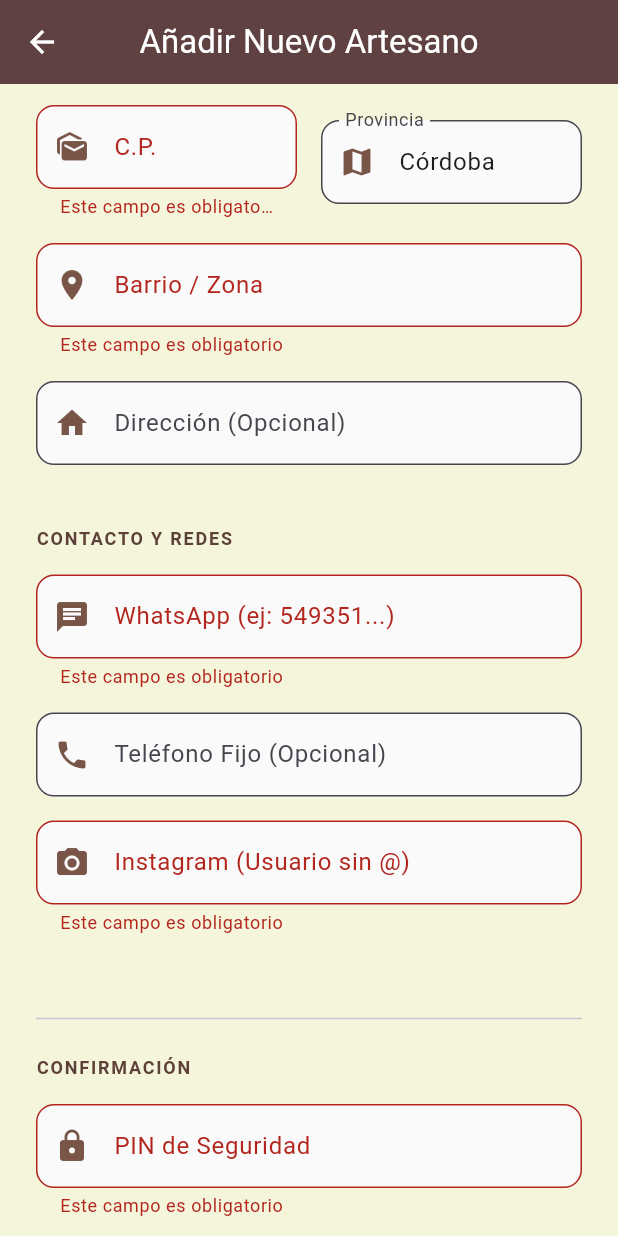
After one commit to marsaiz/manos-del-pueblo, a Flutter app: the AddArtisanScreen screen opened by its route, scrolled down 576 dp, after a tap on "GUARDAR ARTESANO", on a phone screen of 412 x 824 dp. The commit adds this screen. Run offline on Flutter 3.47's test engine with Material 3 defaults, Android fonts, the phone set to English and light mode, and no system bars; our stand-ins replace cloud_firestore, firebase_core, firebase_storage, font_awesome_flutter, share_plus, shared_preferences; missing offline and left inert: image_picker_web; accounts and stored records are empty.

Commit message:
Feature: Gestión de artesanos y sistema cloud finalizado

```diff
--- a/lib/main.dart
+++ b/lib/main.dart
@@ -5,6 +5,7 @@ import 'providers/favorites_provider.dart'; // <--- Importante
 import 'screens/home_screen.dart';
 import 'screens/about_screen.dart'; // Nueva pantalla que crearemos
 import 'services/firebase_config.dart'; // Importamos la configuración de Firebase
+import 'screens/admin/add_artisan_screen.dart';
 
 void main() async {
   WidgetsFlutterBinding.ensureInitialized();
@@ -63,7 +64,10 @@ class MyApp extends StatelessWidget {
       ),
       home: const HomeScreen(),
       // Definición de rutas
-      routes: {'/about': (context) => const AboutScreen()},
+      routes: {
+        '/about': (context) => const AboutScreen(),
+        '/add-artisan': (context) => const AddArtisanScreen(),
+      },
     );
   }
 }
--- a/lib/screens/about_screen.dart
+++ b/lib/screens/about_screen.dart
@@ -140,6 +140,15 @@ class AboutScreen extends StatelessWidget {
             ),
             const SizedBox(height: 10),
             ListTile(
+              leading: const Icon(Icons.person_add, color: Colors.brown),
+              title: const Text('Añadir Nuevo Artesano'),
+              subtitle: const Text('Crear perfil desde el celular'),
+              trailing: const Icon(Icons.arrow_forward_ios, size: 16),
+              onTap: () {
+                Navigator.pushNamed(context, '/add-artisan');
+              },
+            ),
+            ListTile(
               leading: const Icon(Icons.cloud_upload, color: Colors.brown),
               title: const Text('Subir Imágenes'),
               subtitle: const Text('Artesanos y Productos'),
--- /dev/null
+++ b/lib/screens/admin/add_artisan_screen.dart
@@ -0,0 +1,307 @@
+// lib/screens/admin/add_artisan_screen.dart
+import 'package:flutter/material.dart';
+import '../../models/artisan.dart';
+import '../../services/firestore_service.dart';
+import '../../services/image_upload_service.dart';
+
+class AddArtisanScreen extends StatefulWidget {
+  const AddArtisanScreen({super.key});
+
+  @override
+  State<AddArtisanScreen> createState() => _AddArtisanScreenState();
+}
+
+class _AddArtisanScreenState extends State<AddArtisanScreen> {
+  final _formKey = GlobalKey<FormState>();
+
+  // Controladores
+  final _nombreController = TextEditingController();
+  final _historiaController = TextEditingController();
+  final _telefonoController = TextEditingController();
+  final _whatsappController = TextEditingController();
+  final _ubicacionController = TextEditingController();
+  final _direccionController = TextEditingController();
+  final _localidadController = TextEditingController();
+  final _cpController = TextEditingController();
+  final _provinciaController = TextEditingController(text: 'Córdoba');
+  final _instagramController = TextEditingController();
+  final _pinController = TextEditingController();
+
+  String? _fotoUrl;
+  bool _isUploading = false;
+  bool _isSaving = false;
+
+  Future<void> _pickAndUploadImage() async {
+    setState(() => _isUploading = true);
+    try {
+      // Usamos un ID temporal para la carpeta de Storage
+      final tempId = "new_${DateTime.now().millisecondsSinceEpoch}";
+      final url = await ImageUploadService.uploadArtisanProfileImage(tempId);
+      setState(() => _fotoUrl = url);
+    } catch (e) {
+      debugPrint("Error subiendo imagen: $e");
+    } finally {
+      setState(() => _isUploading = false);
+    }
+  }
+
+  Future<void> _saveArtisan() async {
+    if (!_formKey.currentState!.validate()) return;
+
+    // PIN de seguridad básico (puedes cambiarlo)
+    if (_pinController.text != '1234') {
+      ScaffoldMessenger.of(context).showSnackBar(
+        const SnackBar(
+          content: Text('PIN de seguridad incorrecto'),
+          backgroundColor: Colors.red,
+        ),
+      );
+      return;
+    }
+
+    setState(() => _isSaving = true);
+
+    // Generar ID único
+    final String newId = "a${DateTime.now().millisecondsSinceEpoch}";
+
+    final newArtisan = Artisan(
+      id: newId,
+      nombre: _nombreController.text.trim(),
+      historia: _historiaController.text.trim(),
+      fotoPerfil: _fotoUrl ?? '',
+      telefono: _telefonoController.text.trim(),
+      whatsapp: _whatsappController.text.trim(),
+      ubicacion: _ubicacionController.text.trim(),
+      direccion: _direccionController.text.trim(),
+      localidad: _localidadController.text.trim(),
+      codigoPostal: _cpController.text.trim(),
+      provincia: _provinciaController.text.trim(),
+      instagram: _instagramController.text.trim(),
+    );
+
+    try {
+      await FirestoreService.addArtisan(newArtisan);
+      if (mounted) {
+        Navigator.pop(context);
+        ScaffoldMessenger.of(context).showSnackBar(
+          const SnackBar(content: Text('✅ Artesano creado con éxito')),
+        );
+      }
+    } catch (e) {
+      if (mounted) {
+        ScaffoldMessenger.of(
+          context,
+        ).showSnackBar(SnackBar(content: Text('❌ Error al guardar: $e')));
+      }
+    } finally {
+      if (mounted) setState(() => _isSaving = false);
+    }
+  }
+
+  @override
+  Widget build(BuildContext context) {
+    return Scaffold(
+      appBar: AppBar(title: const Text('Añadir Nuevo Artesano'), elevation: 0),
+      body: SingleChildScrollView(
+        padding: const EdgeInsets.all(24.0),
+        child: Form(
+          key: _formKey,
+          child: Column(
+            crossAxisAlignment: CrossAxisAlignment.stretch,
+            children: [
+              // Foto de Perfil
+              Center(
+                child: Stack(
+                  children: [
+                    CircleAvatar(
+                      radius: 60,
+                      backgroundColor: Colors.brown[50],
+                      backgroundImage: _fotoUrl != null
+                          ? NetworkImage(_fotoUrl!)
+                          : null,
+                      child: _fotoUrl == null && !_isUploading
+                          ? const Icon(
+                              Icons.person,
+                              size: 60,
+                              color: Colors.brown,
+                            )
+                          : null,
+                    ),
+                    if (_isUploading)
+                      const Positioned.fill(
+                        child: CircularProgressIndicator(color: Colors.brown),
+                      ),
+                    Positioned(
+                      bottom: 0,
+                      right: 0,
+                      child: FloatingActionButton.small(
+                        onPressed: _isUploading ? null : _pickAndUploadImage,
+                        child: const Icon(Icons.camera_alt),
+                      ),
+                    ),
+                  ],
+                ),
+              ),
+              const SizedBox(height: 32),
+
+              _buildSectionTitle("Información Personal"),
+              _buildTextField(
+                _nombreController,
+                "Nombre Completo",
+                Icons.person,
+              ),
+              _buildTextField(
+                _historiaController,
+                "Historia / Biografía",
+                Icons.history,
+                maxLines: 3,
+              ),
+
+              const SizedBox(height: 24),
+              _buildSectionTitle("Ubicación"),
+              _buildTextField(
+                _localidadController,
+                "Localidad",
+                Icons.location_city,
+              ),
+              Row(
+                children: [
+                  Expanded(
+                    child: _buildTextField(
+                      _cpController,
+                      "C.P.",
+                      Icons.mark_as_unread,
+                    ),
+                  ),
+                  const SizedBox(width: 16),
+                  Expanded(
+                    child: _buildTextField(
+                      _provinciaController,
+                      "Provincia",
+                      Icons.map,
+                    ),
+                  ),
+                ],
+              ),
+              _buildTextField(
+                _ubicacionController,
+                "Barrio / Zona",
+                Icons.place,
+              ),
+              _buildTextField(
+                _direccionController,
+                "Dirección (Opcional)",
+                Icons.home,
+              ),
+
+              const SizedBox(height: 24),
+              _buildSectionTitle("Contacto y Redes"),
+              _buildTextField(
+                _whatsappController,
+                "WhatsApp (ej: 549351...)",
+                Icons.chat,
+                keyboardType: TextInputType.phone,
+              ),
+              _buildTextField(
+                _telefonoController,
+                "Teléfono Fijo (Opcional)",
+                Icons.phone,
+                keyboardType: TextInputType.phone,
+              ),
+              _buildTextField(
+                _instagramController,
+                "Instagram (Usuario sin @)",
+                Icons.camera_alt,
+              ),
+
+              const SizedBox(height: 32),
+              const Divider(),
+              const SizedBox(height: 16),
+              _buildSectionTitle("Confirmación"),
+              _buildTextField(
+                _pinController,
+                "PIN de Seguridad",
+                Icons.lock,
+                isPassword: true,
+                keyboardType: TextInputType.number,
+              ),
+
+              const SizedBox(height: 40),
+              SizedBox(
+                height: 55,
+                child: ElevatedButton(
+                  onPressed: _isSaving ? null : _saveArtisan,
+                  style: ElevatedButton.styleFrom(
+                    backgroundColor: Colors.brown,
+                    foregroundColor: Colors.white,
+                    shape: RoundedRectangleBorder(
+                      borderRadius: BorderRadius.circular(12),
+                    ),
+                  ),
+                  child: _isSaving
+                      ? const CircularProgressIndicator(color: Colors.white)
+                      : const Text(
+                          "GUARDAR ARTESANO",
+                          style: TextStyle(
+                            fontSize: 16,
+                            fontWeight: FontWeight.bold,
+                          ),
+                        ),
+                ),
+              ),
+              const SizedBox(height: 40),
+            ],
+          ),
+        ),
+      ),
+    );
+  }
+
+  Widget _buildSectionTitle(String title) {
+    return Padding(
+      padding: const EdgeInsets.only(bottom: 16),
+      child: Text(
+        title.toUpperCase(),
+        style: TextStyle(
+          color: Colors.brown[700],
+          fontWeight: FontWeight.bold,
+          letterSpacing: 1.2,
+          fontSize: 12,
+        ),
+      ),
+    );
+  }
+
+  Widget _buildTextField(
+    TextEditingController controller,
+    String label,
+    IconData icon, {
+    int maxLines = 1,
+    bool isPassword = false,
+    TextInputType keyboardType = TextInputType.text,
+  }) {
+    return Padding(
+      padding: const EdgeInsets.only(bottom: 16),
+      child: TextFormField(
+        controller: controller,
+        maxLines: maxLines,
+        obscureText: isPassword,
+        keyboardType: keyboardType,
+        decoration: InputDecoration(
+          labelText: label,
+          prefixIcon: Icon(icon, color: Colors.brown),
+          border: OutlineInputBorder(borderRadius: BorderRadius.circular(12)),
+          filled: true,
+          fillColor: Colors.grey[50],
+        ),
+        validator: (value) {
+          if (!label.contains("Opcional") &&
+              (value == null || value.trim().isEmpty)) {
+            return "Este campo es obligatorio";
+          }
+          return null;
+        },
+      ),
+    );
+  }
+}
--- a/lib/screens/home_screen.dart
+++ b/lib/screens/home_screen.dart
@@ -117,6 +117,14 @@ class _HomeScreenState extends State<HomeScreen> {
                       size: 35,
                     ),
                   ),
+                ),
+                ListTile(
+                  leading: const Icon(Icons.person_add, color: Colors.brown),
+                  title: const Text('Añadir Artesano'),
+                  onTap: () {
+                    Navigator.pop(context);
+                    Navigator.pushNamed(context, '/add-artisan');
+                  },
                 ),
                 ListTile(
                   leading: const Icon(Icons.info_outline),
--- a/lib/services/firestore_service.dart
+++ b/lib/services/firestore_service.dart
@@ -106,4 +106,34 @@ class FirestoreService {
       'imagePath': photoUrl,
     });
   }
+
+  // --- NUEVAS ALTAS ---
+  static Future<void> addArtisan(Artisan artisan) async {
+    await _db.collection('artisans').doc(artisan.id).set({
+      'id': artisan.id,
+      'nombre': artisan.nombre,
+      'historia': artisan.historia,
+      'fotoPerfil': artisan.fotoPerfil,
+      'telefono': artisan.telefono,
+      'whatsapp': artisan.whatsapp,
+      'ubicacion': artisan.ubicacion,
+      'direccion': artisan.direccion,
+      'localidad': artisan.localidad,
+      'codigoPostal': artisan.codigoPostal,
+      'provincia': artisan.provincia,
+      'instagram': artisan.instagram,
+    });
+  }
+
+  static Future<void> addProduct(Product product) async {
+    await _db.collection('products').doc(product.id).set({
+      'id': product.id,
+      'artisanId': product.artisanId,
+      'nombre': product.nombre,
+      'descripcion': product.descripcion,
+      'precio': product.precio,
+      'imagePath': product.imagePath,
+      'categoria': product.categoria,
+    });
+  }
 }
```
Also changed, not shown: 3 other files.
